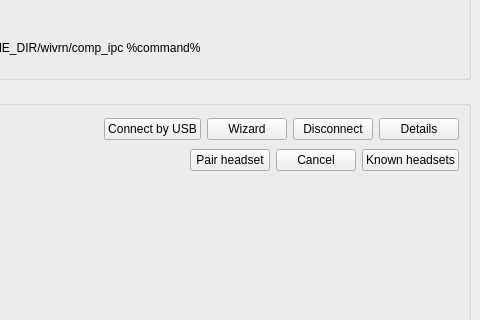
This is dashboard/main_window.ui in WiVRn/WiVRn as Qt 5 draws it before an edit; both pictures show x 415 to 895 and y 204 to 524 of the 895 by 842 pixel window. The edited form follows.
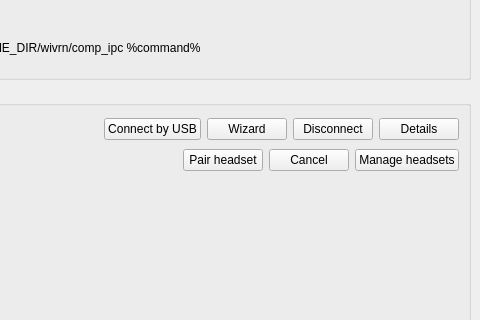
This is the edited form. Icons and pictures are not drawn.

Commit message: Add GUI to remove and rename known headsets

```diff
--- a/dashboard/main_window.ui
+++ b/dashboard/main_window.ui
@@ -396,7 +396,7 @@
           <item>
            <widget class="QPushButton" name="button_known_headsets">
             <property name="text">
-             <string>Known headsets</string>
+             <string>Manage headsets</string>
             </property>
            </widget>
           </item>
```
Left out of the diff: 2 changed lines with no effect on the pictures. The commit also changes 6 other files.
